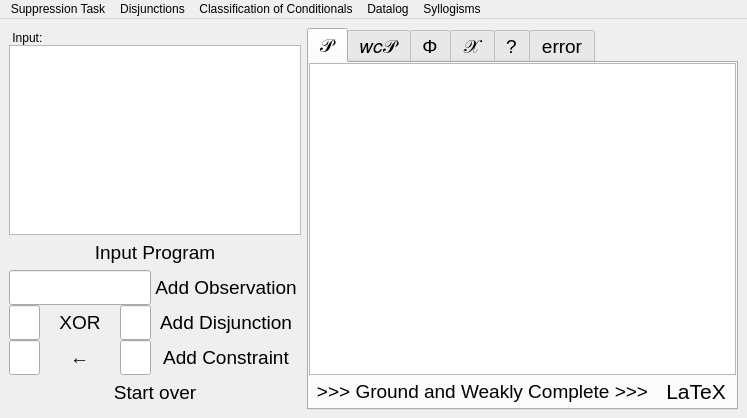
Old version of the form ui/main.ui in the repository theShirNick/WCS.
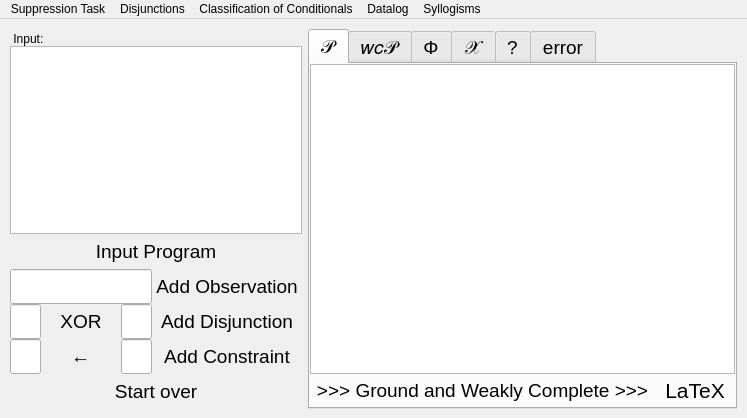
New version of the form.

The edit to the form file:
```diff
--- a/ui/main.ui
+++ b/ui/main.ui
@@ -47,7 +47,19 @@
      <height>400</height>
     </size>
    </property>
-   <layout class="QHBoxLayout" name="horizontalLayout" stretch="5,0">
+   <layout class="QHBoxLayout" name="horizontalLayout" stretch="5,8">
+    <property name="leftMargin">
+     <number>10</number>
+    </property>
+    <property name="topMargin">
+     <number>10</number>
+    </property>
+    <property name="rightMargin">
+     <number>10</number>
+    </property>
+    <property name="bottomMargin">
+     <number>10</number>
+    </property>
     <item>
      <layout class="QGridLayout" name="gridLayout">
       <property name="topMargin">
```
